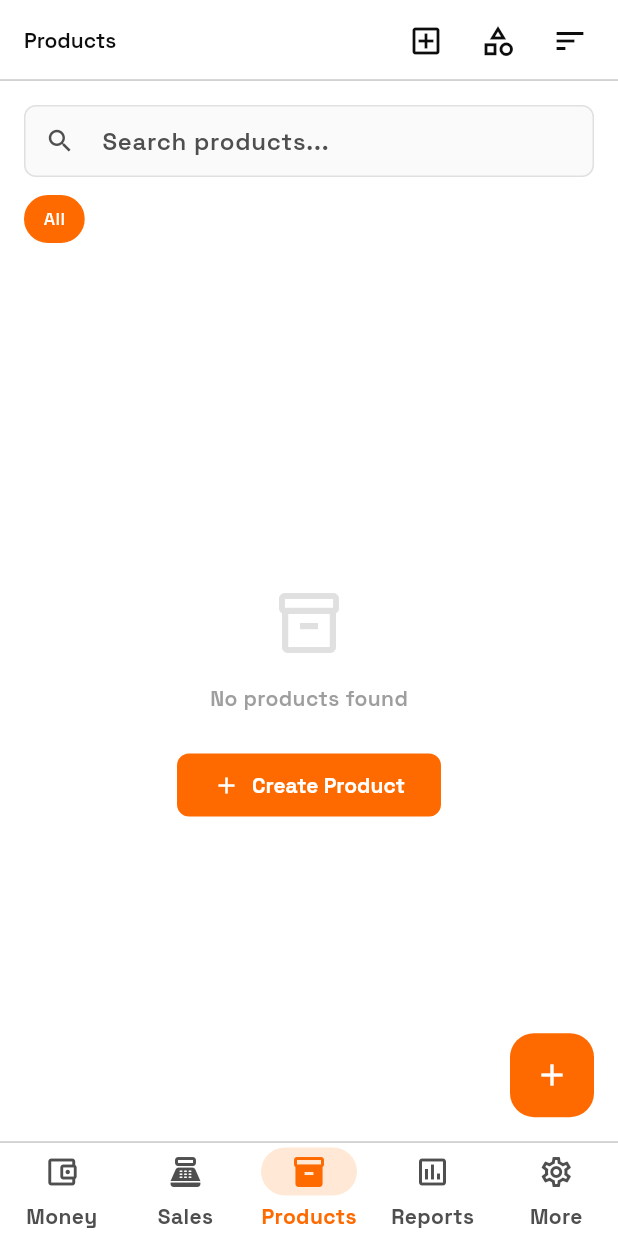
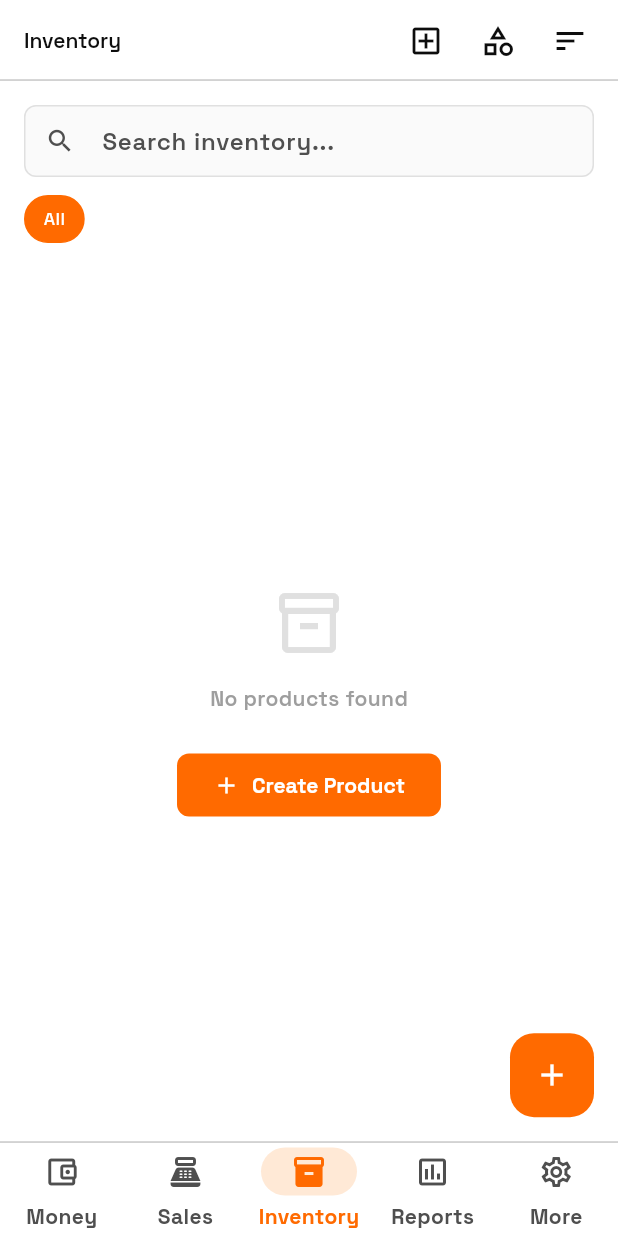
Before and after one commit to leocode09/alex, a Flutter app: the ProductCatalogPage screen opened by its route, on a phone screen of 412 x 824 dp. Run offline on Flutter 3.47's test engine with Material 3 defaults, Android fonts, the phone set to English and light mode, and no system bars; our stand-ins replace device_info_plus, fl_chart, flutter_blue_plus, flutter_riverpod, go_router, permission_handler and 1 more; missing offline and left inert: esc_pos_utils, shorebird_code_push; accounts and stored records are empty.

Commit message:
Update 3 files

```diff
--- a/lib/ui/pages/products/product_catalog_page.dart
+++ b/lib/ui/pages/products/product_catalog_page.dart
@@ -45,7 +45,7 @@ class _ProductCatalogPageState extends ConsumerState<ProductCatalogPage> {
 
     return Scaffold(
       appBar: AppBar(
-        title: const Text('Products',
+        title: const Text('Inventory',
             style: TextStyle(fontWeight: FontWeight.w600)),
         centerTitle: false,
         actions: [
@@ -123,7 +123,7 @@ class _ProductCatalogPageState extends ConsumerState<ProductCatalogPage> {
                 TextField(
                   controller: _searchController,
                   decoration: InputDecoration(
-                    hintText: 'Search products...',
+                    hintText: 'Search inventory...',
                     prefixIcon: const Icon(Icons.search, size: 20),
                     contentPadding:
                         const EdgeInsets.symmetric(vertical: 0, horizontal: 16),
--- a/lib/ui/widgets/main_scaffold.dart
+++ b/lib/ui/widgets/main_scaffold.dart
@@ -125,7 +125,7 @@ class MainScaffold extends StatelessWidget {
       ),
       const _NavItem(
         slotIndex: 2,
-        label: 'Products',
+        label: 'Inventory',
         icon: Icons.inventory_2_outlined,
         selectedIcon: Icons.inventory_2,
         route: '/products',
```
Also changed, not shown: .cursor/hooks/state/continual-learning.json.
